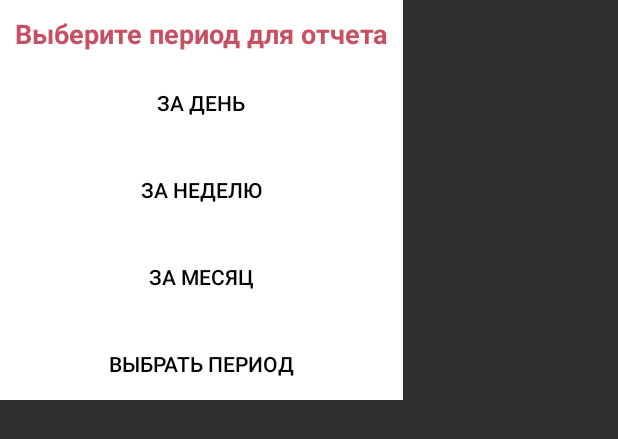
After one commit to arepina/MomAndBaby, an Android app: the layout custom_alert_dialog.xml on its own in the app's theme, with its tools: preview values and no code run, on a phone screen of 412 x 824 dp. The commit adds this screen. Shown: the top 439 px of the screen. Run offline under Robolectric (Android 15) with nearby library versions, the phone set to English and light mode, and no system bars.

Commit message:
Started adding custom period alert dialog

```diff
--- a/app/src/main/java/com/repina/anastasia/momandbaby/Activity/VaccinationsActivity.java
+++ b/app/src/main/java/com/repina/anastasia/momandbaby/Activity/VaccinationsActivity.java
@@ -43,7 +43,7 @@ public class VaccinationsActivity extends Activity {
                 ListView listView = (ListView)view.findViewById(R.id.vaccinationsList);
                 String[] dates = getResources().getStringArray(R.array.vaccinationsDates);
                 ArrayAdapter<String> adapter = new ArrayAdapter(VaccinationsActivity.this,
-                        R.layout.custom_textview, dates);
+                        R.layout.custom_dates_textview, dates);
                 listView.setAdapter(adapter);
                 AlertDialog.Builder builder =
                         new AlertDialog.Builder(VaccinationsActivity.this, R.style.AlertDialogCustom).
--- a/app/src/main/java/com/repina/anastasia/momandbaby/Adapters/CustomGrid.java
+++ b/app/src/main/java/com/repina/anastasia/momandbaby/Adapters/CustomGrid.java
@@ -42,7 +42,7 @@ public class CustomGrid extends BaseAdapter {
         LayoutInflater inflater = (LayoutInflater) mContext.getSystemService(Context.LAYOUT_INFLATER_SERVICE);
 
         if (convertView == null) {
-            grid = inflater.inflate(R.layout.grid_single, parent, false);
+            grid = inflater.inflate(R.layout.custom_grid_single, parent, false);
             TextView textView = (TextView) grid.findViewById(R.id.grid_text);
             ImageView imageView = (ImageView) grid.findViewById(R.id.grid_image);
             textView.setText(web[position]);
--- a/app/src/main/java/com/repina/anastasia/momandbaby/Adapters/GridItemArrayAdapter.java
+++ b/app/src/main/java/com/repina/anastasia/momandbaby/Adapters/GridItemArrayAdapter.java
@@ -19,7 +19,6 @@ import com.google.firebase.database.DatabaseReference;
 import com.google.firebase.database.FirebaseDatabase;
 import com.google.firebase.database.ValueEventListener;
 import com.repina.anastasia.momandbaby.Connectors.FirebaseConnection;
-import com.repina.anastasia.momandbaby.Fragment.FragmentTab;
 import com.repina.anastasia.momandbaby.R;
 
 import java.util.ArrayList;
--- a/app/src/main/java/com/repina/anastasia/momandbaby/Adapters/ListViewArrayAdapter.java
+++ b/app/src/main/java/com/repina/anastasia/momandbaby/Adapters/ListViewArrayAdapter.java
@@ -19,7 +19,7 @@ public class ListViewArrayAdapter extends ArrayAdapter<ListViewItem> {
     private Context context;
 
     public ListViewArrayAdapter(Context context, ArrayList<ListViewItem> resource) {
-        super(context, R.layout.listview_single, resource);
+        super(context, R.layout.custom_vaccination_row, resource);
         this.context = context;
         this.modelItems = resource;
     }
@@ -29,7 +29,7 @@ public class ListViewArrayAdapter extends ArrayAdapter<ListViewItem> {
     public View getView(int position, View convertView, ViewGroup parent) {
 
         if (convertView == null) {
-            convertView = LayoutInflater.from(context).inflate(R.layout.listview_single, parent, false);
+            convertView = LayoutInflater.from(context).inflate(R.layout.custom_vaccination_row, parent, false);
             TextView name = (TextView) convertView.findViewById(R.id.textView);
             CheckBox cb = (CheckBox) convertView.findViewById(R.id.checkBox);
             name.setText(modelItems.get(position).getName());
--- /dev/null
+++ b/app/src/main/res/layout/custom_alert_dialog.xml
@@ -0,0 +1,59 @@
+<?xml version="1.0" encoding="utf-8"?>
+<LinearLayout
+    xmlns:android="http://schemas.android.com/apk/res/android"
+    android:layout_width="wrap_content"
+    android:layout_height="wrap_content"
+    android:orientation="vertical"
+    android:background="@color/colorAccent">
+
+    <TextView
+        android:layout_width="match_parent"
+        android:layout_height="wrap_content"
+        android:layout_marginLeft="@dimen/main_margin"
+        android:layout_marginRight="@dimen/main_margin"
+        android:layout_marginTop="@dimen/main_margin"
+        android:text="@string/choose_period"
+        android:textColor="@color/colorPrimaryDark"
+        android:textSize="@dimen/text_size"
+        android:textStyle="bold" />
+
+    <Button
+        android:id="@+id/day"
+        android:layout_width="match_parent"
+        android:layout_height="wrap_content"
+        android:layout_marginTop="@dimen/main_margin"
+        android:background="@android:color/transparent"
+        android:text="@string/for_day"
+        android:textColor="@color/colorTextDark"
+        android:textSize="@dimen/text_size_small" />
+
+    <Button
+        android:id="@+id/week"
+        android:layout_width="match_parent"
+        android:layout_height="wrap_content"
+        android:layout_marginTop="@dimen/main_margin"
+        android:background="@android:color/transparent"
+        android:text="@string/for_week"
+        android:textColor="@color/colorTextDark"
+        android:textSize="@dimen/text_size_small" />
+
+    <Button
+        android:id="@+id/month"
+        android:layout_width="match_parent"
+        android:layout_height="wrap_content"
+        android:layout_marginTop="@dimen/main_margin"
+        android:background="@android:color/transparent"
+        android:text="@string/for_month"
+        android:textColor="@color/colorTextDark"
+        android:textSize="@dimen/text_size_small" />
+
+    <Button
+        android:id="@+id/custom"
+        android:layout_width="match_parent"
+        android:layout_height="wrap_content"
+        android:layout_marginTop="@dimen/main_margin"
+        android:background="@android:color/transparent"
+        android:text="@string/for_custom"
+        android:textColor="@color/colorTextDark"
+        android:textSize="@dimen/text_size_small" />
+</LinearLayout>
--- a/app/src/main/res/values/dimens.xml
+++ b/app/src/main/res/values/dimens.xml
@@ -2,6 +2,7 @@
 <resources>
     <dimen name="main_margin">10dp</dimen>
     <dimen name="text_size">18sp</dimen>
+    <dimen name="text_size_small">14sp</dimen>
     <dimen name="margin_prev_top">25dp</dimen>
     <dimen name="fab_margin">10dp</dimen>
     <dimen name="cardview_margin">10dp</dimen>
@@ -14,11 +15,11 @@
     <dimen name="horizontal_spacing">5dp</dimen>
     <dimen name="vertical_spacing">35dp</dimen>
     <dimen name="icon_size">50dp</dimen>
-    <dimen name="band_height">50dp</dimen>
-    <dimen name="band_width">100dp</dimen>
     <dimen name="card_bottom_margin">25dp</dimen>
     <dimen name="link_card_height">40dp</dimen>
     <dimen name="main_padding">10dp</dimen>
     <dimen name="question_width">75dp</dimen>
     <dimen name="question_height">70dp</dimen>
+    <dimen name="date_width">280dp</dimen>
+    <dimen name="date_height">80dp</dimen>
 </resources>
--- a/app/src/main/res/values/strings.xml
+++ b/app/src/main/res/values/strings.xml
@@ -120,6 +120,9 @@
     <string name="google_fit_load">Идет загрузка данных из Google Fit. Пожалуйста, подождите!</string>
     <string name="vaccinations_info">О прививках</string>
     <string name="for_custom">Выбрать период</string>
+    <string name="from">С</string>
+    <string name="to">По</string>
+    <string name="ok">OK</string>
 
     <string-array name="parametersBaby">
         <item>Рост</item>
--- a/app/src/main/res/values/styles.xml
+++ b/app/src/main/res/values/styles.xml
@@ -21,6 +21,11 @@
         <item name="android:textStyle">bold</item>
     </style>
 
+    <!--Date picker-->
+    <style name="MyDatePickerTheme" parent="AppTheme">
+        <item name="android:textColorPrimary">@color/colorPrimaryDark</item>
+    </style>
+
     <style name="AppTheme.AppBarOverlay" parent="ThemeOverlay.AppCompat.Dark.ActionBar" />
 
     <style name="AppTheme.PopupOverlay" parent="ThemeOverlay.AppCompat.Light" />
```
Also changed, not shown: app/src/main/java/com/repina/anastasia/momandbaby/Fragment/FragmentTab.java (+62 -23 lines), app/src/main/java/com/repina/anastasia/momandbaby/Helpers/SendEmail.java (+12 -3 lines), app/src/main/res/layout/custom_calendar.xml (added, +67 -0 lines), app/src/main/res/layout/custom_dates_textview.xml (renamed from app/src/main/res/layout/custom_textview.xml), app/src/main/res/layout/custom_grid_single.xml (renamed from app/src/main/res/layout/grid_single.xml), app/src/main/res/layout/custom_vaccination_row.xml (renamed from app/src/main/res/layout/listview_single.xml).
